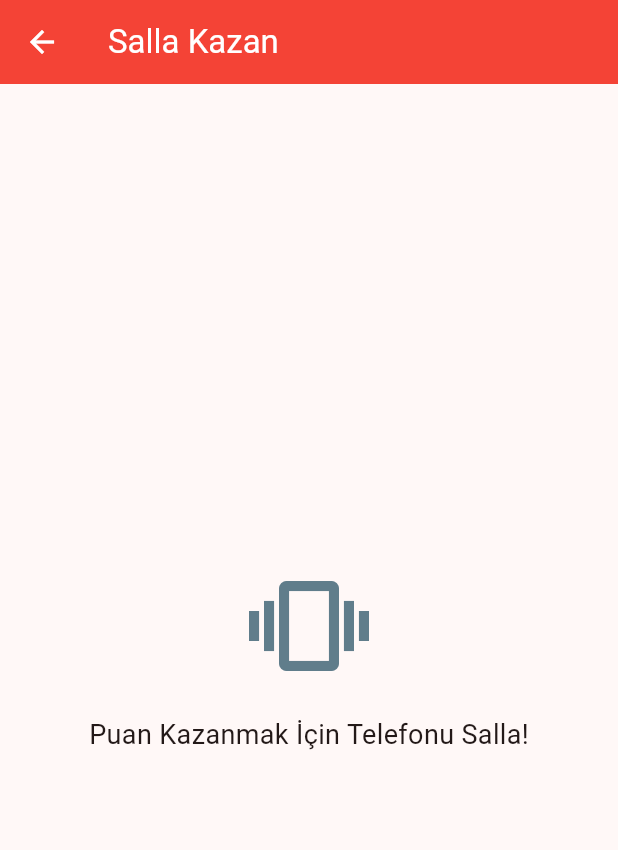
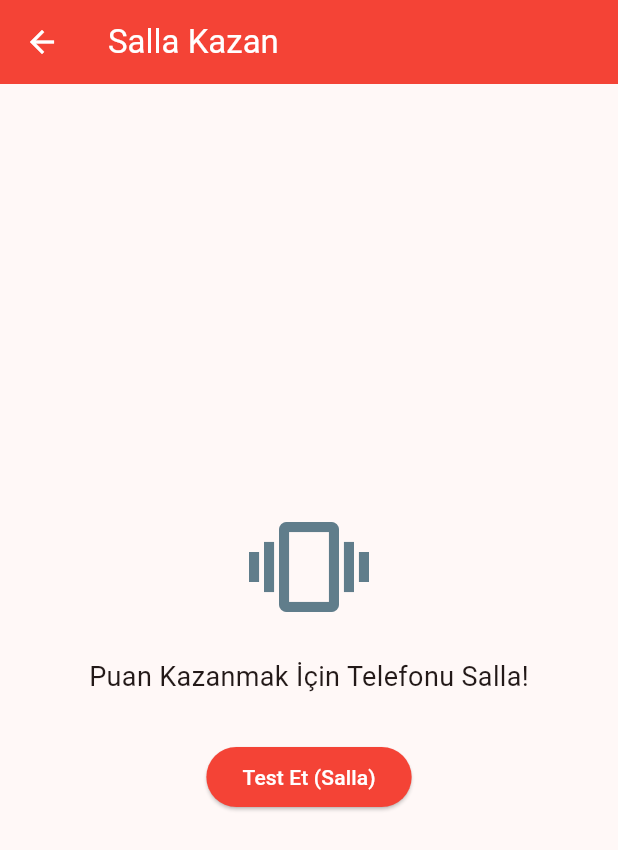
Before and after one commit to mehmetozeldir-netizen/yt-_mutual, a Flutter app: the screen it shows after launch, in the side drawer, after a tap on "Salla Kazan", on a phone screen of 412 x 824 dp. Shown: the top 850 px of the screen. Run offline on Flutter 3.47's test engine with Material 3 defaults, Android fonts, the light colour scheme and no system bars; our stand-ins replace sensors_plus.

Commit message:
Update shake_to_win_screen.dart

```diff
--- a/lib/shake_to_win_screen.dart
+++ b/lib/shake_to_win_screen.dart
@@ -1,6 +1,6 @@
 import 'package:flutter/material.dart';
 import 'package:sensors_plus/sensors_plus.dart';
-import 'dart:math';
+import 'dart0:math';
 import 'dart:async';
 
 class ShakeToWinScreen extends StatefulWidget {
@@ -22,14 +22,24 @@ class _ShakeToWinScreenState extends State<ShakeToWinScreen> {
   }
 
   void _startListening() {
-    _sensorSubscription = accelerometerEventStream().listen((AccelerometerEvent event) {
-      if (_hasWon) return;
+    try {
+      _sensorSubscription = accelerometerEventStream().listen(
+        (AccelerometerEvent event) {
+          if (_hasWon) return;
 
-      double acceleration = sqrt(event.x * event.x + event.y * event.y + event.z * event.z);
-      if (acceleration > 15) {
-        _triggerWin();
-      }
-    });
+          double acceleration = sqrt(event.x * event.x + event.y * event.y + event.z * event.z);
+          if (acceleration > 15) {
+            _triggerWin();
+          }
+        },
+        onError: (error) {
+          // Sensör hatası durumunda uygulamanın çökmesini engeller
+        },
+        cancelOnError: true,
+      );
+    } catch (e) {
+      // Sensörü desteklemeyen cihazlar için güvenlik önlemi
+    }
   }
 
   void _triggerWin() {
@@ -66,16 +76,34 @@ class _ShakeToWinScreenState extends State<ShakeToWinScreen> {
                     "Tebrikler! $_wonPoints Puan Kazandınız!",
                     style: const TextStyle(fontSize: 22, fontWeight: FontWeight.bold),
                   ),
+                  const SizedBox(height: 20),
+                  ElevatedButton(
+                    onPressed: () {
+                      setState(() {
+                        _hasWon = false;
+                      });
+                    },
+                    child: const Text("Tekrar Dene"),
+                  ),
                 ],
               )
-            : const Column(
+            : Column(
                 mainAxisAlignment: MainAxisAlignment.center,
                 children: [
-                  Icon(Icons.vibration, size: 80, color: Colors.blueGrey),
-                  SizedBox(height: 20),
-                  Text(
+                  const Icon(Icons.vibration, size: 80, color: Colors.blueGrey),
+                  const SizedBox(height: 20),
+                  const Text(
                     "Puan Kazanmak İçin Telefonu Salla!",
                     style: TextStyle(fontSize: 18),
+                  ),
+                  const SizedBox(height: 30),
+                  ElevatedButton(
+                    style: ElevatedButton.styleFrom(backgroundColor: Colors.red),
+                    onPressed: _triggerWin,
+                    child: const Text(
+                      "Test Et (Salla)",
+                      style: TextStyle(color: Colors.white),
+                    ),
                   ),
                 ],
               ),
```
